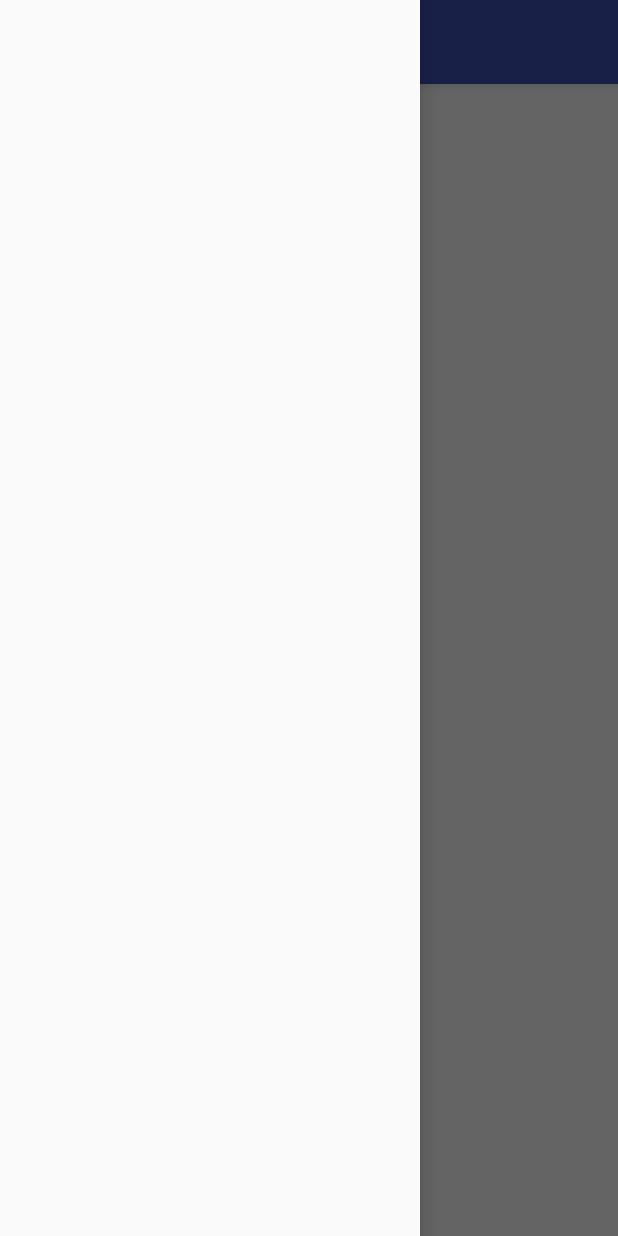
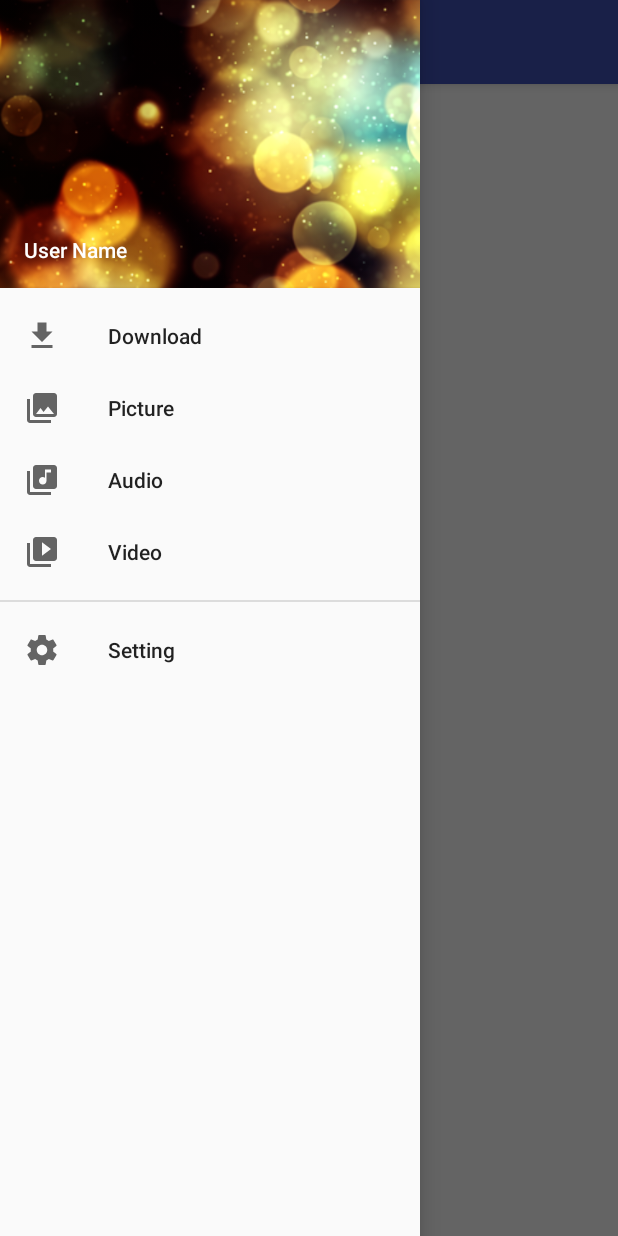
Before and after one commit to Capotasto/Capo-Filer-Android, an Android app: the screen it shows after launch (MainActivity), with the side drawer open, on a phone screen of 412 x 824 dp. Run offline under Robolectric (Android 15) with nearby library versions, the phone set to English and light mode, and no system bars; our stand-ins replace Dagger/Hilt's generated code, Timber, data binding; libraries missing offline, so code that uses them is left out: com.facebook.stetho; 2 statements that could not run were skipped.

Commit message:
Added drawer resource

```diff
--- a/app/src/main/java/com/funckyhacker/fileexplorer/App.java
+++ b/app/src/main/java/com/funckyhacker/fileexplorer/App.java
@@ -1,12 +1,25 @@
 package com.funckyhacker.fileexplorer;
 
+import com.facebook.stetho.Stetho;
 import com.funckyhacker.fileexplorer.di.DaggerAppComponent;
 import dagger.android.AndroidInjector;
 import dagger.android.support.DaggerApplication;
+import timber.log.Timber;
 
 public class App extends DaggerApplication {
 
   @Override protected AndroidInjector<? extends DaggerApplication> applicationInjector() {
     return DaggerAppComponent.builder().create(this);
   }
+
+  @Override public void onCreate() {
+    super.onCreate();
+
+    if (BuildConfig.DEBUG) {
+      // Timber
+      Timber.plant(new Timber.DebugTree());
+      // stetho
+      Stetho.initializeWithDefaults(this);
+    }
+  }
 }
--- a/app/src/main/java/com/funckyhacker/fileexplorer/MainActivity.java
+++ b/app/src/main/java/com/funckyhacker/fileexplorer/MainActivity.java
@@ -1,21 +1,83 @@
 package com.funckyhacker.fileexplorer;
 
 import android.databinding.DataBindingUtil;
+import android.os.Bundle;
+import android.support.annotation.NonNull;
+import android.support.v4.view.GravityCompat;
+import android.support.v4.widget.DrawerLayout;
+import android.support.v7.app.ActionBar;
 import android.support.v7.app.AppCompatActivity;
-import android.os.Bundle;
+import android.view.Menu;
+import android.view.MenuItem;
+import android.view.View;
 import com.funckyhacker.fileexplorer.databinding.ActivityMainBinding;
+import dagger.android.AndroidInjection;
+import javax.inject.Inject;
+import timber.log.Timber;
 
-public class MainActivity extends AppCompatActivity {
+public class MainActivity extends AppCompatActivity implements MainView {
 
   private ActivityMainBinding binding;
 
+  @Inject MainViewModel viewModel;
+
   @Override protected void onCreate(Bundle savedInstanceState) {
     super.onCreate(savedInstanceState);
+    AndroidInjection.inject(this);
     binding = DataBindingUtil.setContentView(this, R.layout.activity_main);
 
     setSupportActionBar(binding.toolBar);
+    ActionBar actionbar = getSupportActionBar();
+    actionbar.setDisplayHomeAsUpEnabled(true);
+    actionbar.setHomeButtonEnabled(true);
+    actionbar.setHomeAsUpIndicator(R.drawable.ic_menu_white_24dp);
 
-    getSupportActionBar().setDisplayHomeAsUpEnabled(true);
-    getSupportActionBar().setHomeButtonEnabled(true);
+    viewModel.init(this);
+
+    binding.drawerLayout.addDrawerListener(new DrawerLayout.DrawerListener() {
+
+      @Override public void onDrawerSlide(@NonNull View drawerView, float slideOffset) {
+        //Timber.d("onDrawerSlide");
+      }
+
+      @Override public void onDrawerOpened(@NonNull View drawerView) {
+        Timber.d("onDrawerOpened");
+
+      }
+
+      @Override public void onDrawerClosed(@NonNull View drawerView) {
+        Timber.d("onDrawerClosed");
+
+      }
+
+      @Override public void onDrawerStateChanged(int newState) {
+        Timber.d("onDrawerStateChanged");
+
+      }
+    });
+
+    binding.navView.setNavigationItemSelectedListener(item -> {
+      // set item as selected to persist highlight
+      item.setChecked(true);
+      // close drawer when item is tapped
+      binding.drawerLayout.closeDrawers();
+
+      return true;
+    });
+  }
+
+  @Override public boolean onCreateOptionsMenu(Menu menu) {
+    return super.onCreateOptionsMenu(menu);
+  }
+
+  @Override public boolean onOptionsItemSelected(MenuItem item) {
+    switch (item.getItemId()) {
+    case android.R.id.home:
+      binding.drawerLayout.openDrawer(GravityCompat.START);
+      return true;
+    }
+
+    return super.onOptionsItemSelected(item);
+
   }
 }
--- /dev/null
+++ b/app/src/main/java/com/funckyhacker/fileexplorer/MainView.java
@@ -0,0 +1,5 @@
+package com.funckyhacker.fileexplorer;
+
+public interface MainView {
+
+}
--- /dev/null
+++ b/app/src/main/java/com/funckyhacker/fileexplorer/MainViewModel.java
@@ -0,0 +1,6 @@
+package com.funckyhacker.fileexplorer;
+
+public abstract class MainViewModel {
+
+  public abstract void init(MainView view);
+}
--- /dev/null
+++ b/app/src/main/java/com/funckyhacker/fileexplorer/MainViewModelImpl.java
@@ -0,0 +1,16 @@
+package com.funckyhacker.fileexplorer;
+
+import javax.inject.Inject;
+
+public class MainViewModelImpl extends MainViewModel {
+
+  private MainView view;
+
+  @Inject
+  public MainViewModelImpl() {
+  }
+
+  @Override public void init(MainView view) {
+    this.view = view;
+  }
+}
--- a/app/src/main/java/com/funckyhacker/fileexplorer/di/AppModule.java
+++ b/app/src/main/java/com/funckyhacker/fileexplorer/di/AppModule.java
@@ -2,5 +2,7 @@ package com.funckyhacker.fileexplorer.di;
 
 import dagger.Module;
 
-@Module(subcomponents = {MainComponent.class})
+@Module(subcomponents = {
+    MainComponent.class
+})
 public class AppModule {}
--- a/app/src/main/java/com/funckyhacker/fileexplorer/di/MainModule.java
+++ b/app/src/main/java/com/funckyhacker/fileexplorer/di/MainModule.java
@@ -2,6 +2,8 @@ package com.funckyhacker.fileexplorer.di;
 
 import android.app.Activity;
 import com.funckyhacker.fileexplorer.MainActivity;
+import com.funckyhacker.fileexplorer.MainViewModel;
+import com.funckyhacker.fileexplorer.MainViewModelImpl;
 import dagger.Binds;
 import dagger.Module;
 import dagger.android.ActivityKey;
@@ -13,4 +15,7 @@ public abstract class MainModule  {
   @Binds @IntoMap @ActivityKey(MainActivity.class)
   abstract AndroidInjector.Factory<? extends Activity> bindInjectorFactory(
       MainComponent.Builder builder);
+
+  @Binds abstract MainViewModel bindMainViewModel(MainViewModelImpl viewModel);
+
 }
--- /dev/null
+++ b/app/src/main/res/drawable/ic_file_download_black_24dp.xml
@@ -0,0 +1,9 @@
+<vector xmlns:android="http://schemas.android.com/apk/res/android"
+        android:width="24dp"
+        android:height="24dp"
+        android:viewportWidth="24.0"
+        android:viewportHeight="24.0">
+    <path
+        android:fillColor="#FF000000"
+        android:pathData="M19,9h-4V3H9v6H5l7,7 7,-7zM5,18v2h14v-2H5z"/>
+</vector>
--- /dev/null
+++ b/app/src/main/res/drawable/ic_library_music_black_24dp.xml
@@ -0,0 +1,9 @@
+<vector xmlns:android="http://schemas.android.com/apk/res/android"
+        android:width="24dp"
+        android:height="24dp"
+        android:viewportWidth="24.0"
+        android:viewportHeight="24.0">
+    <path
+        android:fillColor="#FF000000"
+        android:pathData="M20,2L8,2c-1.1,0 -2,0.9 -2,2v12c0,1.1 0.9,2 2,2h12c1.1,0 2,-0.9 2,-2L22,4c0,-1.1 -0.9,-2 -2,-2zM18,7h-3v5.5c0,1.38 -1.12,2.5 -2.5,2.5S10,13.88 10,12.5s1.12,-2.5 2.5,-2.5c0.57,0 1.08,0.19 1.5,0.51L14,5h4v2zM4,6L2,6v14c0,1.1 0.9,2 2,2h14v-2L4,20L4,6z"/>
+</vector>
--- /dev/null
+++ b/app/src/main/res/drawable/ic_menu_white_24dp.xml
@@ -0,0 +1,9 @@
+<vector xmlns:android="http://schemas.android.com/apk/res/android"
+        android:width="24dp"
+        android:height="24dp"
+        android:viewportWidth="24.0"
+        android:viewportHeight="24.0">
+    <path
+        android:fillColor="#FFFFFFFF"
+        android:pathData="M3,18h18v-2L3,16v2zM3,13h18v-2L3,11v2zM3,6v2h18L21,6L3,6z"/>
+</vector>
--- /dev/null
+++ b/app/src/main/res/drawable/ic_photo_library_black_24dp.xml
@@ -0,0 +1,9 @@
+<vector xmlns:android="http://schemas.android.com/apk/res/android"
+        android:width="24dp"
+        android:height="24dp"
+        android:viewportWidth="24.0"
+        android:viewportHeight="24.0">
+    <path
+        android:fillColor="#FF000000"
+        android:pathData="M22,16L22,4c0,-1.1 -0.9,-2 -2,-2L8,2c-1.1,0 -2,0.9 -2,2v12c0,1.1 0.9,2 2,2h12c1.1,0 2,-0.9 2,-2zM11,12l2.03,2.71L16,11l4,5L8,16l3,-4zM2,6v14c0,1.1 0.9,2 2,2h14v-2L4,20L4,6L2,6z"/>
+</vector>
--- /dev/null
+++ b/app/src/main/res/drawable/ic_settings_black_24dp.xml
@@ -0,0 +1,9 @@
+<vector xmlns:android="http://schemas.android.com/apk/res/android"
+        android:width="24dp"
+        android:height="24dp"
+        android:viewportWidth="24.0"
+        android:viewportHeight="24.0">
+    <path
+        android:fillColor="#FF000000"
+        android:pathData="M19.43,12.98c0.04,-0.32 0.07,-0.64 0.07,-0.98s-0.03,-0.66 -0.07,-0.98l2.11,-1.65c0.19,-0.15 0.24,-0.42 0.12,-0.64l-2,-3.46c-0.12,-0.22 -0.39,-0.3 -0.61,-0.22l-2.49,1c-0.52,-0.4 -1.08,-0.73 -1.69,-0.98l-0.38,-2.65C14.46,2.18 14.25,2 14,2h-4c-0.25,0 -0.46,0.18 -0.49,0.42l-0.38,2.65c-0.61,0.25 -1.17,0.59 -1.69,0.98l-2.49,-1c-0.23,-0.09 -0.49,0 -0.61,0.22l-2,3.46c-0.13,0.22 -0.07,0.49 0.12,0.64l2.11,1.65c-0.04,0.32 -0.07,0.65 -0.07,0.98s0.03,0.66 0.07,0.98l-2.11,1.65c-0.19,0.15 -0.24,0.42 -0.12,0.64l2,3.46c0.12,0.22 0.39,0.3 0.61,0.22l2.49,-1c0.52,0.4 1.08,0.73 1.69,0.98l0.38,2.65c0.03,0.24 0.24,0.42 0.49,0.42h4c0.25,0 0.46,-0.18 0.49,-0.42l0.38,-2.65c0.61,-0.25 1.17,-0.59 1.69,-0.98l2.49,1c0.23,0.09 0.49,0 0.61,-0.22l2,-3.46c0.12,-0.22 0.07,-0.49 -0.12,-0.64l-2.11,-1.65zM12,15.5c-1.93,0 -3.5,-1.57 -3.5,-3.5s1.57,-3.5 3.5,-3.5 3.5,1.57 3.5,3.5 -1.57,3.5 -3.5,3.5z"/>
+</vector>
--- /dev/null
+++ b/app/src/main/res/drawable/ic_video_library_black_24dp.xml
@@ -0,0 +1,9 @@
+<vector xmlns:android="http://schemas.android.com/apk/res/android"
+        android:width="24dp"
+        android:height="24dp"
+        android:viewportWidth="24.0"
+        android:viewportHeight="24.0">
+    <path
+        android:fillColor="#FF000000"
+        android:pathData="M4,6L2,6v14c0,1.1 0.9,2 2,2h14v-2L4,20L4,6zM20,2L8,2c-1.1,0 -2,0.9 -2,2v12c0,1.1 0.9,2 2,2h12c1.1,0 2,-0.9 2,-2L22,4c0,-1.1 -0.9,-2 -2,-2zM12,14.5v-9l6,4.5 -6,4.5z"/>
+</vector>
--- a/app/src/main/res/layout/activity_main.xml
+++ b/app/src/main/res/layout/activity_main.xml
@@ -24,20 +24,17 @@
                 android:id="@+id/tool_bar"
                 android:layout_height="wrap_content"
                 android:layout_width="match_parent"
-                android:theme="@style/AppToolbar"
                 android:minHeight="?attr/actionBarSize"
                 android:background="?attr/colorPrimary"
                 android:elevation="4dp"
+                android:theme="@style/AppToolbar"
+                app:popupTheme="@style/ThemeOverlay.AppCompat.Light"
                 />
 
-            <TextView
-                android:layout_width="wrap_content"
-                android:layout_height="wrap_content"
-                android:text="Hello World!"
-                app:layout_constraintBottom_toBottomOf="parent"
-                app:layout_constraintLeft_toLeftOf="parent"
-                app:layout_constraintRight_toRightOf="parent"
-                app:layout_constraintTop_toTopOf="parent"
+            <android.support.v7.widget.RecyclerView
+                android:layout_width="match_parent"
+                android:layout_height="match_parent"
+                app:layoutManager="android.support.v7.widget.LinearLayoutManager"
                 />
 
         </android.support.constraint.ConstraintLayout>
@@ -49,6 +46,8 @@
             android:layout_height="match_parent"
             android:layout_gravity="start"
             android:fitsSystemWindows="true"
+            app:headerLayout="@layout/nav_header"
+            app:menu="@menu/drawer_view"
             />
 
     </android.support.v4.widget.DrawerLayout>
--- /dev/null
+++ b/app/src/main/res/layout/nav_header.xml
@@ -0,0 +1,36 @@
+<?xml version="1.0" encoding="utf-8"?>
+<layout
+    xmlns:android="http://schemas.android.com/apk/res/android"
+    xmlns:app="http://schemas.android.com/apk/res-auto"
+    >
+
+    <android.support.constraint.ConstraintLayout
+        android:layout_width="match_parent"
+        android:layout_height="192dp"
+        android:theme="@style/ThemeOverlay.AppCompat.Dark"
+        android:orientation="vertical"
+        android:gravity="bottom"
+        >
+
+        <ImageView
+            android:layout_width="match_parent"
+            android:layout_height="match_parent"
+            android:src="@drawable/nav_header"
+            android:scaleType="centerCrop"
+            />
+
+        <TextView
+            android:layout_width="wrap_content"
+            android:layout_height="wrap_content"
+            android:text="User Name"
+            android:textAppearance="@style/TextAppearance.AppCompat.Body2"
+            android:layout_marginBottom="@dimen/element_spacing_large"
+            android:layout_marginStart="@dimen/element_spacing_large"
+            app:layout_constraintStart_toStartOf="parent"
+            app:layout_constraintBottom_toBottomOf="parent"
+            />
+
+    </android.support.constraint.ConstraintLayout>
+
+
+</layout>
--- /dev/null
+++ b/app/src/main/res/menu/drawer_view.xml
@@ -0,0 +1,38 @@
+<?xml version="1.0" encoding="utf-8"?>
+<menu xmlns:android="http://schemas.android.com/apk/res/android">
+    <group android:checkableBehavior="single">
+        <item
+            android:id="@+id/nav_camera"
+            android:icon="@drawable/ic_file_download_black_24dp"
+            android:title="@string/nav_menu_download"
+            />
+        <item
+            android:id="@+id/nav_gallery"
+            android:icon="@drawable/ic_photo_library_black_24dp"
+            android:title="@string/nav_menu_picture"
+            />
+        <item
+            android:id="@+id/nav_slideshow"
+            android:icon="@drawable/ic_library_music_black_24dp"
+            android:title="@string/nav_menu_audio"
+            />
+        <item
+            android:id="@+id/nav_manage"
+            android:icon="@drawable/ic_video_library_black_24dp"
+            android:title="@string/nav_menu_video"
+            />
+    </group>
+
+    <group
+        android:id="@+id/menu_bottom"
+        android:checkableBehavior="none"
+        >
+
+        <item
+            android:id="@+id/drawer_item_settings"
+            android:icon="@drawable/ic_settings_black_24dp"
+            android:title="@string/nav_menu_setting"
+            >
+        </item>
+    </group>
+</menu>
--- /dev/null
+++ b/app/src/main/res/values/dimens.xml
@@ -0,0 +1,34 @@
+<?xml version="1.0" encoding="utf-8"?>
+<resources>
+    <!-- Element Spacing -->
+    <dimen name="element_spacing_xxlarge">32dp</dimen>
+    <dimen name="element_spacing_xlarge">24dp</dimen>
+    <dimen name="element_spacing_large">16dp</dimen>
+    <dimen name="element_spacing_xnormal">12dp</dimen>
+    <dimen name="element_spacing_normal">8dp</dimen>
+    <dimen name="element_spacing_xsmall">6dp</dimen>
+    <dimen name="element_spacing_small">4dp</dimen>
+
+    <!-- View Size -->
+    <dimen name="view_size_xxhuge">100dp</dimen>
+    <dimen name="view_size_xhuge">88dp</dimen>
+    <dimen name="view_size_huge">80dp</dimen>
+    <dimen name="view_size_xxlarge">72dp</dimen>
+    <dimen name="view_size_xlarge">64dp</dimen>
+    <dimen name="view_size_large">56dp</dimen>
+    <dimen name="view_size_normal">48dp</dimen>
+    <dimen name="view_size_small">36dp</dimen>
+    <dimen name="view_size_tiny">24dp</dimen>
+
+    <!-- Text Size -->
+    <dimen name="text_size_xxxlarge">28sp</dimen>
+    <dimen name="text_size_xxlarge">24sp</dimen>
+    <dimen name="text_size_large">20sp</dimen>
+    <dimen name="text_size_medium">18sp</dimen>
+    <dimen name="text_size_xmedium">17sp</dimen>
+    <dimen name="text_size_small">16sp</dimen>
+    <dimen name="text_size_xsmall">14sp</dimen>
+    <dimen name="text_size_xxsmall">12sp</dimen>
+    <dimen name="text_size_xxxsmall">10sp</dimen>
+
+</resources>
--- a/app/src/main/res/values/strings.xml
+++ b/app/src/main/res/values/strings.xml
@@ -1,3 +1,10 @@
 <resources>
     <string name="app_name">FileExplorer</string>
+
+    <string name="nav_menu_download">Download</string>
+    <string name="nav_menu_picture">Picture</string>
+    <string name="nav_menu_video">Video</string>
+    <string name="nav_menu_audio">Audio</string>
+    <string name="nav_menu_setting">Setting</string>
+
 </resources>
```
Also changed, not shown: app/src/main/java/com/funckyhacker/fileexplorer/di/AppComponent.java (+6 -1 lines), app/src/main/res/drawable/nav_header.png (added).
